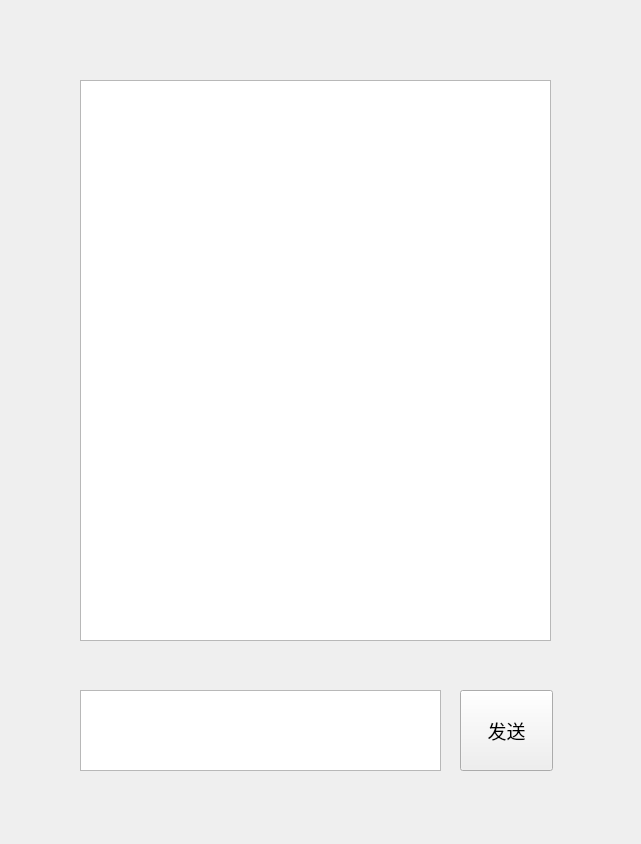
Above: chatroom.ui from yuly16/ChatRoom before the change. Below: the same form after it.
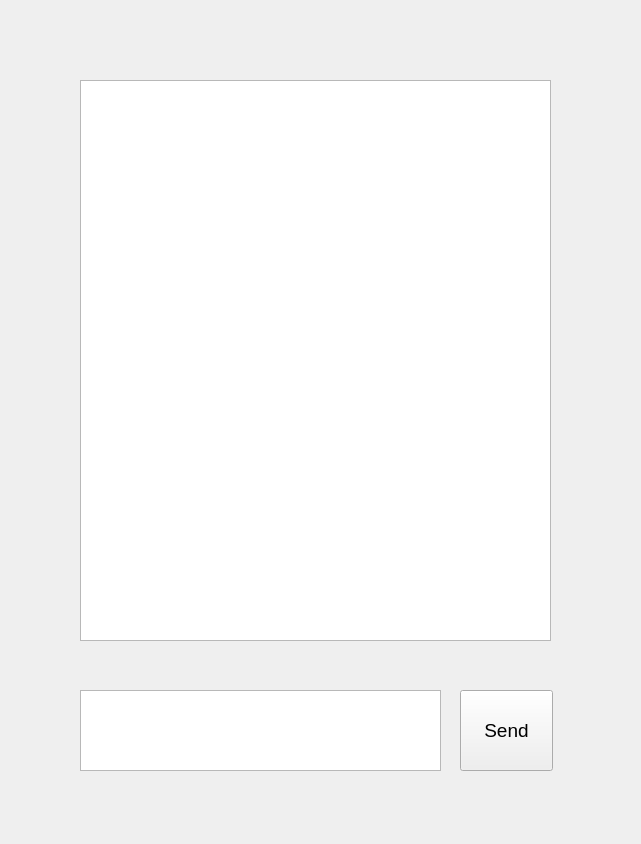
That is the form after the change.

```diff
--- a/chatroom.ui
+++ b/chatroom.ui
@@ -70,26 +70,26 @@
    </property>
    <property name="font">
     <font>
-     <family>黑体</family>
+     <family>Arial</family>
      <pointsize>14</pointsize>
     </font>
    </property>
    <property name="text">
-    <string>发送</string>
+    <string>Send</string>
    </property>
   </widget>
   <widget class="QLabel" name="title">
    <property name="geometry">
     <rect>
-     <x>230</x>
+     <x>120</x>
      <y>20</y>
-     <width>141</width>
+     <width>371</width>
      <height>41</height>
     </rect>
    </property>
    <property name="font">
     <font>
-     <family>黑体</family>
+     <family>Arial</family>
      <pointsize>14</pointsize>
     </font>
    </property>
```
Left out of the diff: 14 changed lines with no effect on the pictures.
